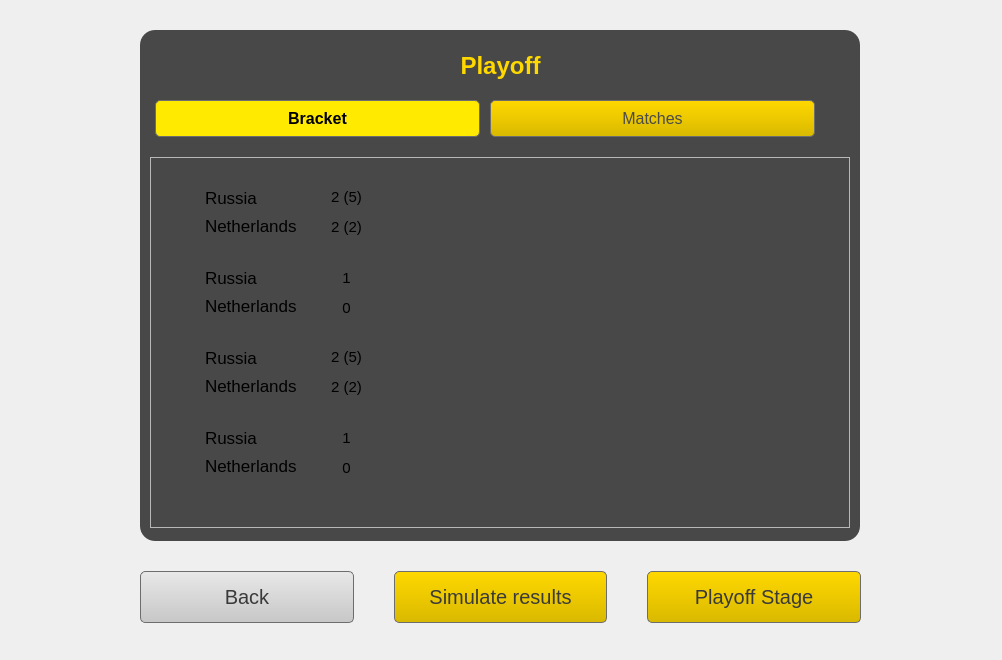
vaddya/FootballEditor16, file sources/FootballEditor16/GUIApp/europlayoffwindow.ui: the form before one commit.
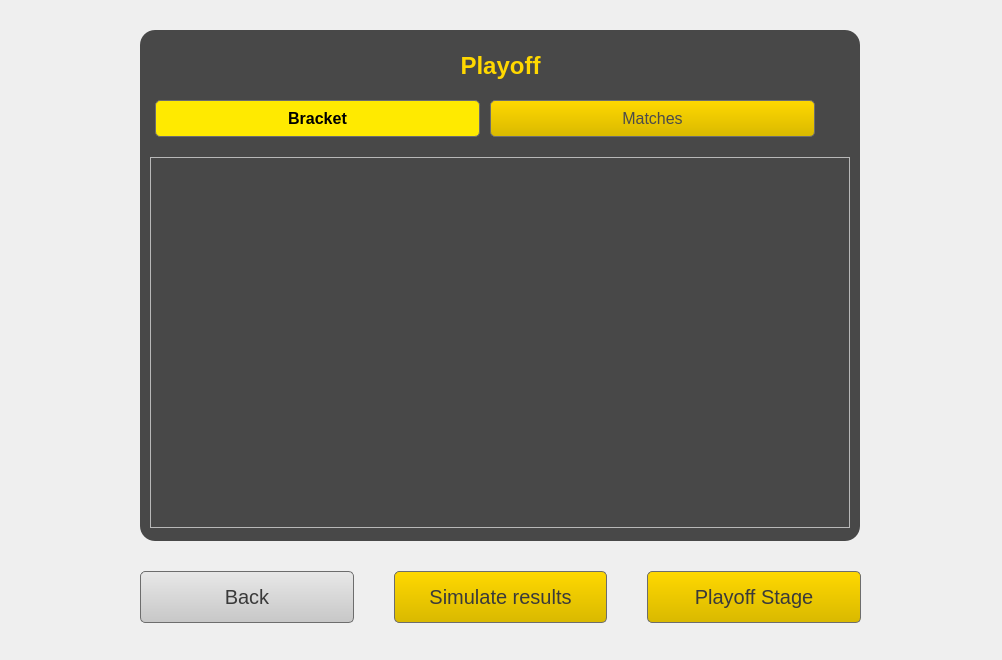
The form after the commit. The open tabs and pages were chosen to show the change. Icons and pictures are not drawn.

The edit to the form file:
```diff
--- a/sources/FootballEditor16/GUIApp/europlayoffwindow.ui
+++ b/sources/FootballEditor16/GUIApp/europlayoffwindow.ui
@@ -167,105 +167,105 @@
        <widget class="QLabel" name="lbl_quarter_top_m1">
         <property name="geometry">
          <rect>
-          <x>55</x>
+          <x>58</x>
           <y>30</y>
-          <width>120</width>
+          <width>118</width>
           <height>22</height>
          </rect>
         </property>
         <property name="text">
-         <string>Russia</string>
+         <string/>
         </property>
        </widget>
        <widget class="QLabel" name="lbl_quarter_bottom_m1">
         <property name="geometry">
          <rect>
-          <x>55</x>
+          <x>58</x>
           <y>58</y>
-          <width>120</width>
+          <width>118</width>
           <height>22</height>
          </rect>
         </property>
         <property name="text">
-         <string>Netherlands</string>
+         <string/>
         </property>
        </widget>
        <widget class="QLabel" name="lbl_quarter_top_m2">
         <property name="geometry">
          <rect>
-          <x>55</x>
+          <x>58</x>
           <y>110</y>
-          <width>120</width>
+          <width>118</width>
           <height>22</height>
          </rect>
         </property>
         <property name="text">
-         <string>Russia</string>
+         <string/>
         </property>
        </widget>
        <widget class="QLabel" name="lbl_quarter_bottom_m2">
         <property name="geometry">
          <rect>
-          <x>55</x>
+          <x>58</x>
           <y>138</y>
-          <width>120</width>
+          <width>118</width>
           <height>22</height>
          </rect>
         </property>
         <property name="text">
-         <string>Netherlands</string>
+         <string/>
         </property>
        </widget>
        <widget class="QLabel" name="lbl_quarter_top_m3">
         <property name="geometry">
          <rect>
-          <x>55</x>
+          <x>58</x>
           <y>190</y>
-          <width>120</width>
+          <width>118</width>
           <height>22</height>
          </rect>
         </property>
         <property name="text">
-         <string>Russia</string>
+         <string/>
         </property>
        </widget>
        <widget class="QLabel" name="lbl_quarter_bottom_m3">
         <property name="geometry">
          <rect>
-          <x>55</x>
+          <x>58</x>
           <y>218</y>
-          <width>120</width>
+          <width>118</width>
           <height>22</height>
          </rect>
         </property>
         <property name="text">
-         <string>Netherlands</string>
+         <string/>
         </property>
        </widget>
        <widget class="QLabel" name="lbl_quarter_top_m4">
         <property name="geometry">
          <rect>
-          <x>55</x>
+          <x>58</x>
           <y>270</y>
-          <width>120</width>
+          <width>118</width>
           <height>22</height>
          </rect>
         </property>
         <property name="text">
-         <string>Russia</string>
+         <string/>
         </property>
        </widget>
        <widget class="QLabel" name="lbl_quarter_bottom_m4">
         <property name="geometry">
          <rect>
-          <x>55</x>
+          <x>58</x>
           <y>298</y>
-          <width>120</width>
+          <width>118</width>
           <height>22</height>
          </rect>
         </property>
         <property name="text">
-         <string>Netherlands</string>
+         <string/>
         </property>
        </widget>
        <widget class="QLabel" name="lbl_quarter_bottom_score_m1">
@@ -281,7 +281,7 @@
          <string notr="true">font-size: 15px;</string>
         </property>
         <property name="text">
-         <string>2 (2)</string>
+         <string/>
         </property>
         <property name="alignment">
          <set>Qt::AlignCenter</set>
@@ -300,7 +300,7 @@
          <string notr="true">font-size: 15px;</string>
         </property>
         <property name="text">
-         <string>2 (5)</string>
+         <string/>
         </property>
         <property name="alignment">
          <set>Qt::AlignCenter</set>
@@ -319,7 +319,7 @@
          <string notr="true">font-size: 15px;</string>
         </property>
         <property name="text">
-         <string>1</string>
+         <string/>
         </property>
         <property name="alignment">
          <set>Qt::AlignCenter</set>
@@ -338,7 +338,7 @@
          <string notr="true">font-size: 15px;</string>
         </property>
         <property name="text">
-         <string>0</string>
+         <string/>
         </property>
         <property name="alignment">
          <set>Qt::AlignCenter</set>
@@ -357,7 +357,7 @@
          <string notr="true">font-size: 15px;</string>
         </property>
         <property name="text">
-         <string>2 (5)</string>
+         <string/>
         </property>
         <property name="alignment">
          <set>Qt::AlignCenter</set>
@@ -376,7 +376,7 @@
          <string notr="true">font-size: 15px;</string>
         </property>
         <property name="text">
-         <string>0</string>
+         <string/>
         </property>
         <property name="alignment">
          <set>Qt::AlignCenter</set>
@@ -395,7 +395,7 @@
          <string notr="true">font-size: 15px;</string>
         </property>
         <property name="text">
-         <string>1</string>
+         <string/>
         </property>
         <property name="alignment">
          <set>Qt::AlignCenter</set>
@@ -414,7 +414,7 @@
          <string notr="true">font-size: 15px;</string>
         </property>
         <property name="text">
-         <string>2 (2)</string>
+         <string/>
         </property>
         <property name="alignment">
          <set>Qt::AlignCenter</set>
@@ -461,9 +461,9 @@
        <widget class="QLabel" name="lbl_quarter_top_m1_2">
         <property name="geometry">
          <rect>
-          <x>285</x>
+          <x>288</x>
           <y>67</y>
-          <width>120</width>
+          <width>118</width>
           <height>22</height>
          </rect>
         </property>
@@ -474,9 +474,9 @@
        <widget class="QLabel" name="lbl_quarter_bottom_m1_2">
         <property name="geometry">
          <rect>
-          <x>285</x>
+          <x>288</x>
           <y>95</y>
-          <width>120</width>
+          <width>118</width>
           <height>22</height>
          </rect>
         </property>
@@ -525,9 +525,9 @@
        <widget class="QLabel" name="lbl_quarter_bottom_m1_3">
         <property name="geometry">
          <rect>
-          <x>285</x>
+          <x>288</x>
           <y>255</y>
-          <width>120</width>
+          <width>118</width>
           <height>22</height>
          </rect>
         </property>
@@ -538,9 +538,9 @@
        <widget class="QLabel" name="lbl_quarter_top_m1_3">
         <property name="geometry">
          <rect>
-          <x>285</x>
+          <x>288</x>
           <y>227</y>
-          <width>120</width>
+          <width>118</width>
           <height>22</height>
          </rect>
         </property>
@@ -551,9 +551,9 @@
        <widget class="QLabel" name="lbl_quarter_top_m1_4">
         <property name="geometry">
          <rect>
-          <x>515</x>
+          <x>518</x>
           <y>150</y>
-          <width>120</width>
+          <width>118</width>
           <height>22</height>
          </rect>
         </property>
@@ -564,9 +564,9 @@
        <widget class="QLabel" name="lbl_quarter_bottom_m1_4">
         <property name="geometry">
          <rect>
-          <x>515</x>
+          <x>518</x>
           <y>178</y>
-          <width>120</width>
+          <width>118</width>
           <height>22</height>
          </rect>
         </property>
```
Left out of the diff: 596 changed lines with no effect on the pictures.
